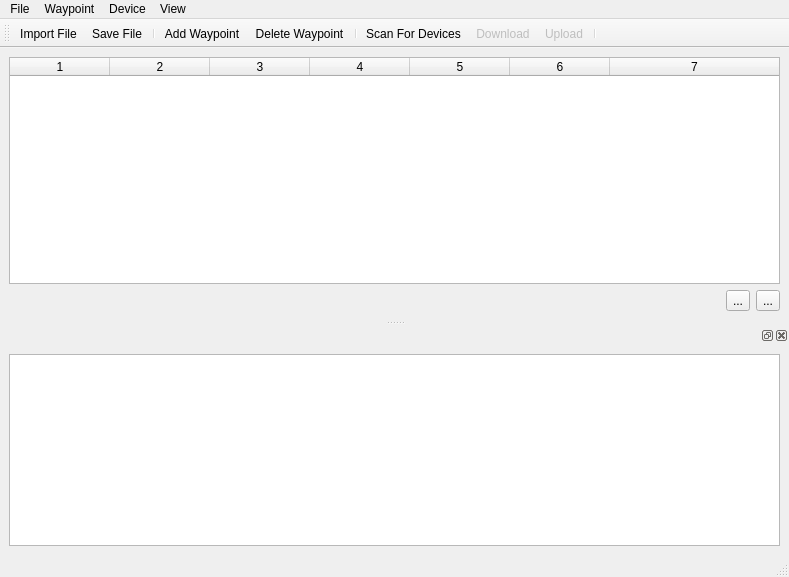
Old version of the form src/main/python/location_tool/ui/main_window.ui in the repository rootrootde/LocationsFITTool.
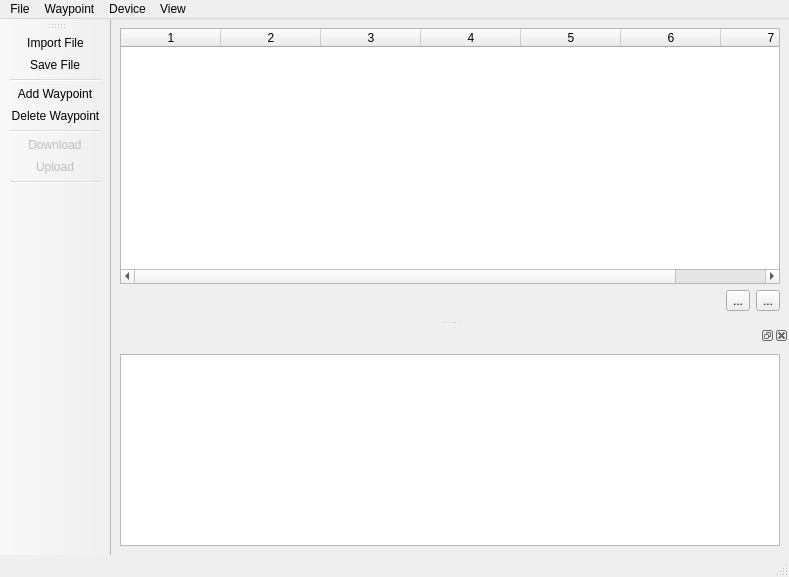
New version of the form.

What changed in the file:
```diff
--- a/src/main/python/location_tool/ui/main_window.ui
+++ b/src/main/python/location_tool/ui/main_window.ui
@@ -224,7 +224,7 @@
     </size>
    </property>
    <attribute name="toolBarArea">
-    <enum>TopToolBarArea</enum>
+    <enum>LeftToolBarArea</enum>
    </attribute>
    <attribute name="toolBarBreak">
     <bool>false</bool>
@@ -235,7 +235,6 @@
    <addaction name="add_wpt_action"/>
    <addaction name="delete_wpt_action"/>
    <addaction name="separator"/>
-   <addaction name="scan_for_devices_action"/>
    <addaction name="download_locations_fit_action"/>
    <addaction name="upload_locations_fit_action"/>
    <addaction name="separator"/>
```
